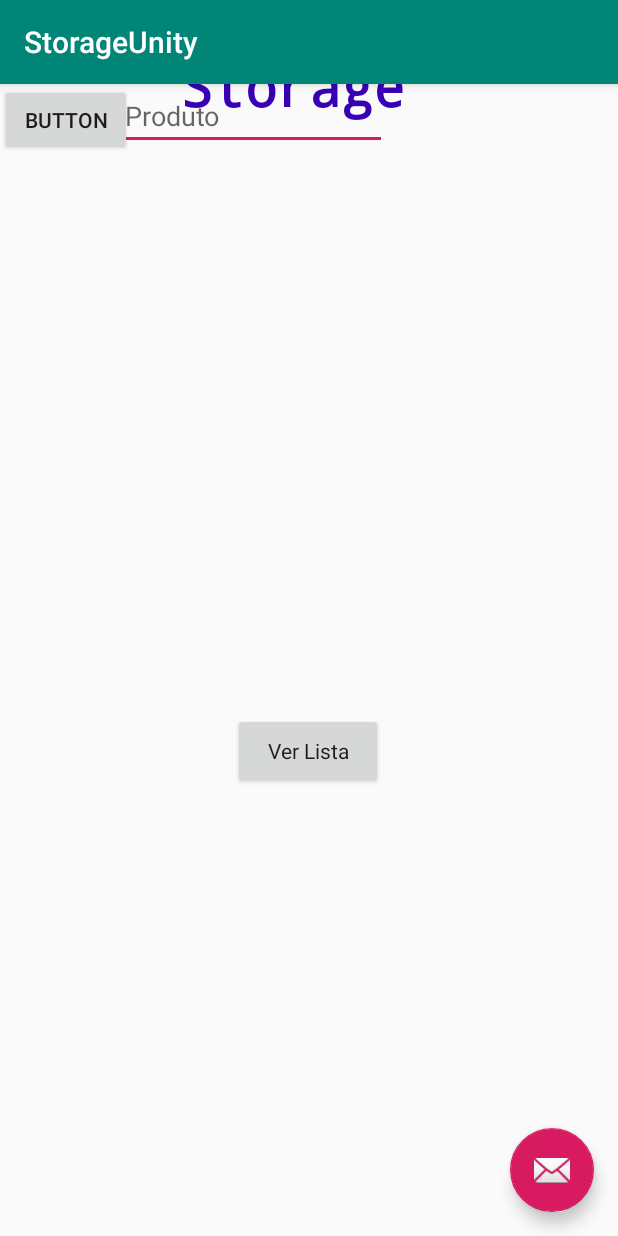
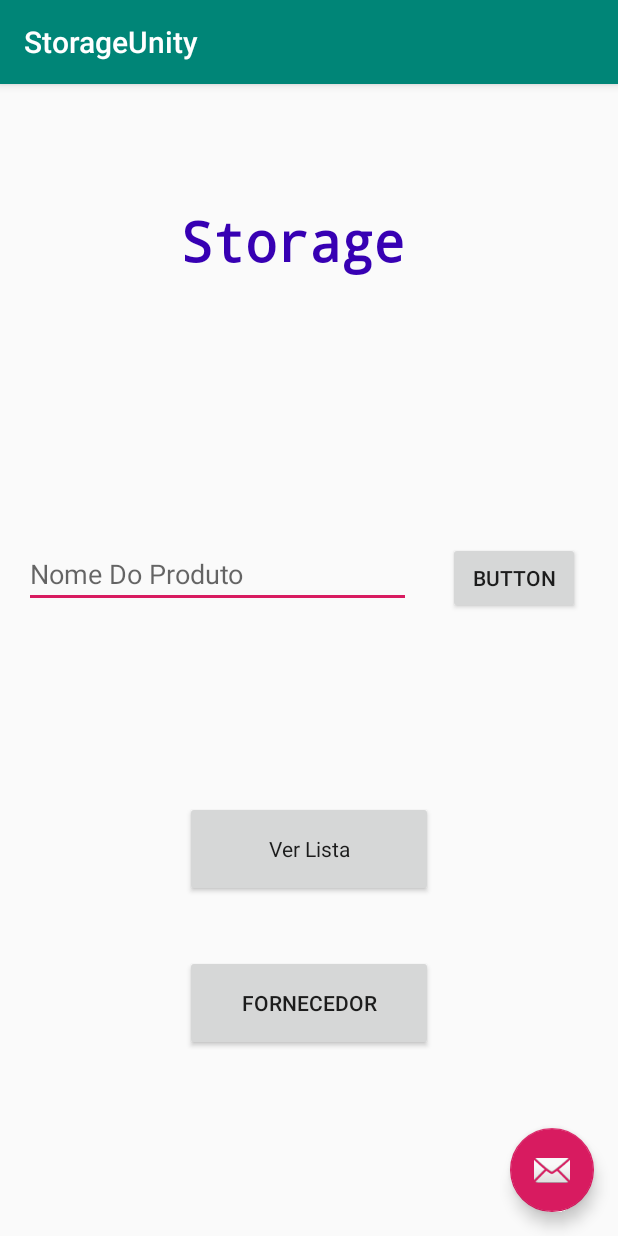
Before and after one commit to astorm123/StorageProject, an Android app: the screen it shows after launch (MainActivity), on a phone screen of 412 x 824 dp. Run offline under Robolectric (Android 15) with nearby library versions, the phone set to English and light mode, and no system bars.

Commit message:
New Button Fornecedor

```diff
--- a/app/src/main/res/layout/content_main.xml
+++ b/app/src/main/res/layout/content_main.xml
@@ -34,8 +34,8 @@
 
     <Button
         android:id="@+id/Lista"
-        android:layout_width="100dp"
-        android:layout_height="50dp"
+        android:layout_width="165dp"
+        android:layout_height="64dp"
         android:layout_marginStart="8dp"
         android:layout_marginTop="8dp"
         android:layout_marginEnd="8dp"
@@ -45,27 +45,49 @@
         android:textSize="14sp"
         app:layout_constraintBottom_toBottomOf="parent"
         app:layout_constraintEnd_toEndOf="parent"
-        app:layout_constraintHorizontal_bias="0.498"
         app:layout_constraintStart_toStartOf="parent"
         app:layout_constraintTop_toBottomOf="@+id/editText"
-        app:layout_constraintVertical_bias="0.802" />
+        app:layout_constraintVertical_bias="0.869" />
 
     <EditText
         android:id="@+id/editText"
         android:layout_width="258dp"
         android:layout_height="44dp"
+        android:layout_marginStart="16dp"
         android:ems="10"
         android:hint="Nome Do Produto"
         android:inputType="textPersonName"
-        app:layout_constraintBaseline_toBaselineOf="@+id/button"
-        tools:layout_editor_absoluteX="25dp" />
+        app:layout_constraintBaseline_toBaselineOf="@+id/button__Lista"
+        app:layout_constraintStart_toStartOf="parent" />
+
+    <Button
+        android:id="@+id/button__Lista"
+        android:layout_width="wrap_content"
+        android:layout_height="wrap_content"
+        android:layout_marginStart="8dp"
+        android:layout_marginTop="8dp"
+        android:layout_marginEnd="8dp"
+        android:layout_marginBottom="80dp"
+        android:text="Button"
+        app:layout_constraintBottom_toTopOf="@+id/Lista"
+        app:layout_constraintEnd_toEndOf="parent"
+        app:layout_constraintHorizontal_bias="0.484"
+        app:layout_constraintStart_toEndOf="@+id/editText"
+        app:layout_constraintTop_toTopOf="parent"
+        app:layout_constraintVertical_bias="0.87" />
 
     <Button
         android:id="@+id/button"
-        android:layout_width="wrap_content"
-        android:layout_height="wrap_content"
-        android:text="Button"
-        tools:layout_editor_absoluteX="283dp"
-        tools:layout_editor_absoluteY="278dp" />
+        android:layout_width="165dp"
+        android:layout_height="64dp"
+        android:layout_marginStart="8dp"
+        android:layout_marginTop="8dp"
+        android:layout_marginEnd="8dp"
+        android:layout_marginBottom="92dp"
+        android:text="Fornecedor"
+        app:layout_constraintBottom_toBottomOf="parent"
+        app:layout_constraintEnd_toEndOf="parent"
+        app:layout_constraintStart_toStartOf="parent"
+        app:layout_constraintTop_toBottomOf="@+id/Lista" />
 
 </androidx.constraintlayout.widget.ConstraintLayout>
```
